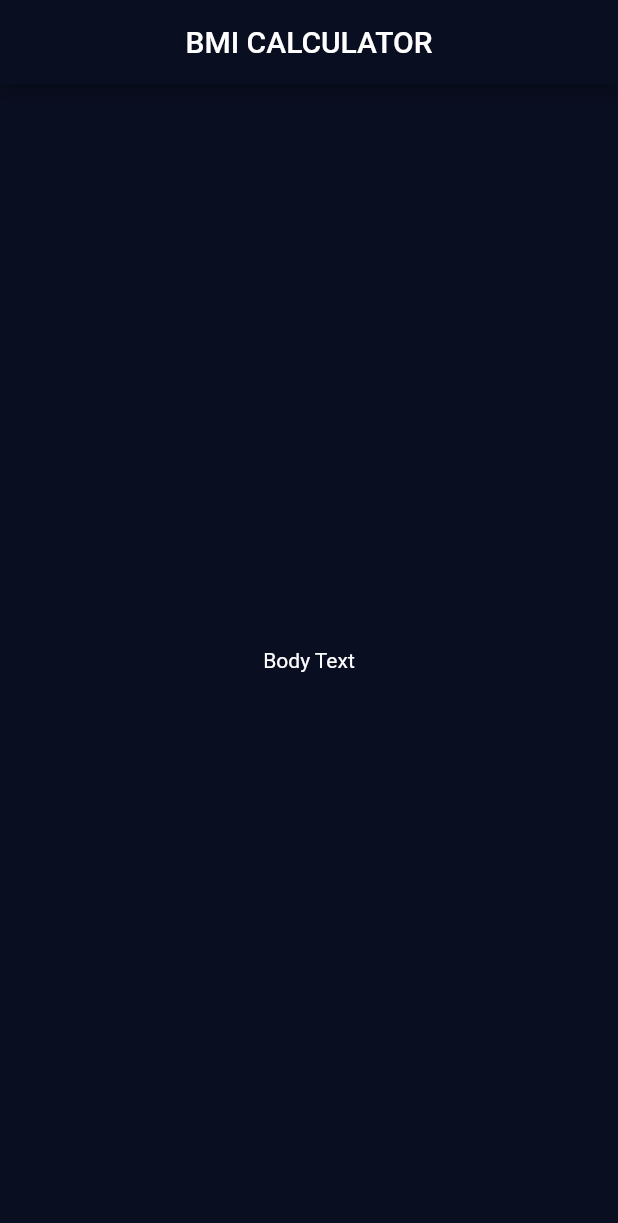
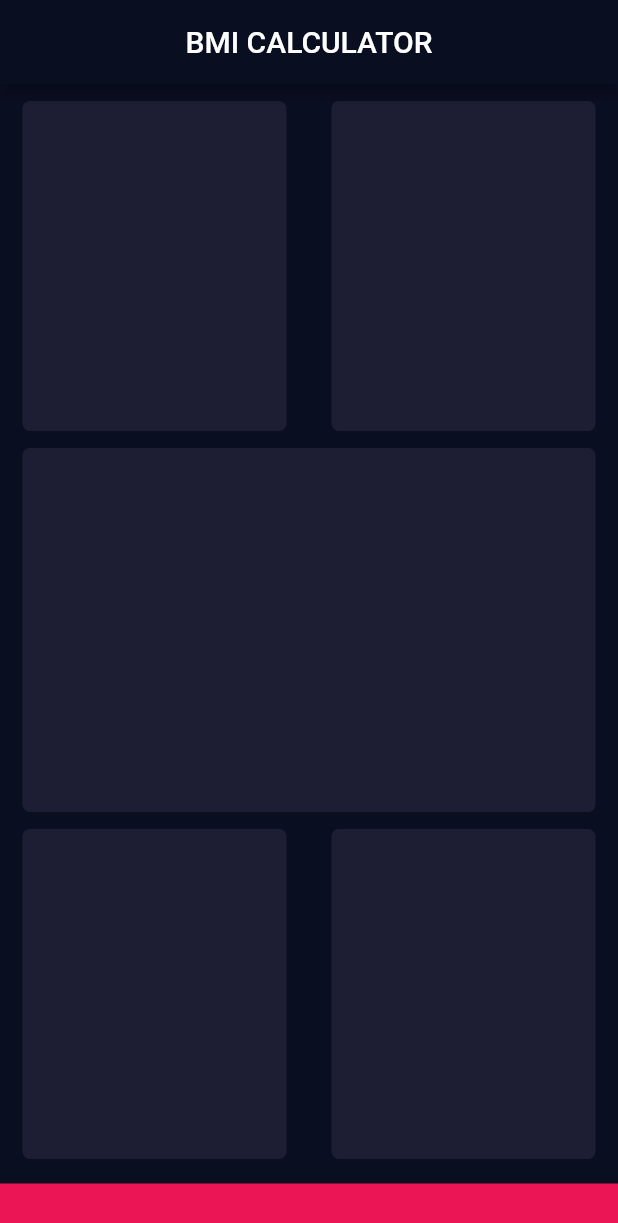
Before and after one commit to adismort14/bmi-app, a Flutter app: the InputPage screen opened directly, on a phone screen of 412 x 824 dp. Shown: the top 1223 px of the screen. Run offline on Flutter 3.47's test engine with Material 2 defaults, Android fonts, the phone set to English and light mode, and no system bars.

Commit message:
refactored the code

```diff
--- a/lib/input_page.dart
+++ b/lib/input_page.dart
@@ -1,4 +1,6 @@
 import 'package:flutter/material.dart';
+
+const activeCardColour = 0xFF1D1E33;
 
 class InputPage extends StatefulWidget {
   const InputPage({Key? key}) : super(key: key);
@@ -14,9 +16,81 @@ class _InputPageState extends State<InputPage> {
       appBar: AppBar(
         title: Center(child: Text('BMI CALCULATOR')),
       ),
-      body: Center(
-        child: Text('Body Text'),
-      ),
-    );;
+      body: Column(children: [
+        Expanded(
+          child: Row(
+            children: [
+              Expanded(
+                child: ReusableCard(
+                  colour: Color(activeCardColour),
+                  heightCard: 220,
+                ),
+              ),
+              Expanded(
+                child: ReusableCard(
+                  colour: Color(activeCardColour),
+                  heightCard: 220,
+                ),
+              ),
+            ],
+          ),
+        ),
+        Expanded(
+          child: ReusableCard(
+            colour: Color(activeCardColour),
+            heightCard: 200,
+          ),
+        ),
+        Expanded(
+          child: Row(
+            children: [
+              Expanded(
+                child: ReusableCard(
+                  colour: Color(activeCardColour),
+                  heightCard: 220,
+                ),
+              ),
+              Expanded(
+                child: ReusableCard(
+                  colour: Color(activeCardColour),
+                  heightCard: 220,
+                ),
+              ),
+            ],
+          ),
+        ),
+        Container(
+          width: double.infinity,
+          color: Color(0xFFEB1555),
+          margin: EdgeInsets.only(top: 5),
+          height: 35,
+        )
+      ]),
+    );
+    ;
   }
 }
+
+class ReusableCard extends StatelessWidget {
+  final Color colour;
+  final double heightCard;
+  // Widget cardChild:null;
+
+  ReusableCard({
+    required this.colour,
+    required this.heightCard,
+  });
+  // this.cardChild});
+
+  @override
+  Widget build(BuildContext context) {
+    return Container(
+      // color: Color(activeCardColour),
+      // width: 170,
+      height: heightCard,
+      margin: EdgeInsets.symmetric(horizontal: 15.0),
+      decoration:
+          BoxDecoration(borderRadius: BorderRadius.circular(5), color: colour),
+    );
+  }
+}
--- a/lib/main.dart
+++ b/lib/main.dart
@@ -1,4 +1,6 @@
 import 'package:flutter/material.dart';
+
+import 'input_page.dart';
 
 void main() => runApp(BMICalculator());
 
@@ -18,15 +20,3 @@ class BMICalculator extends StatelessWidget {
     );
   }
 }
-
-class InputPage extends StatefulWidget {
-  @override
-  _InputPageState createState() => _InputPageState();
-}
-
-class _InputPageState extends State<InputPage> {
-  @override
-  Widget build(BuildContext context) {
-    return InputPage();
-  }
-}
```
